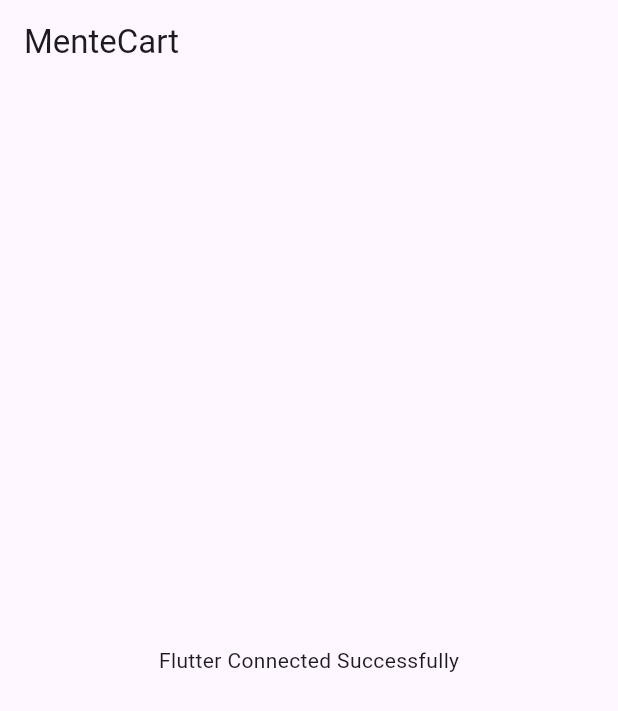
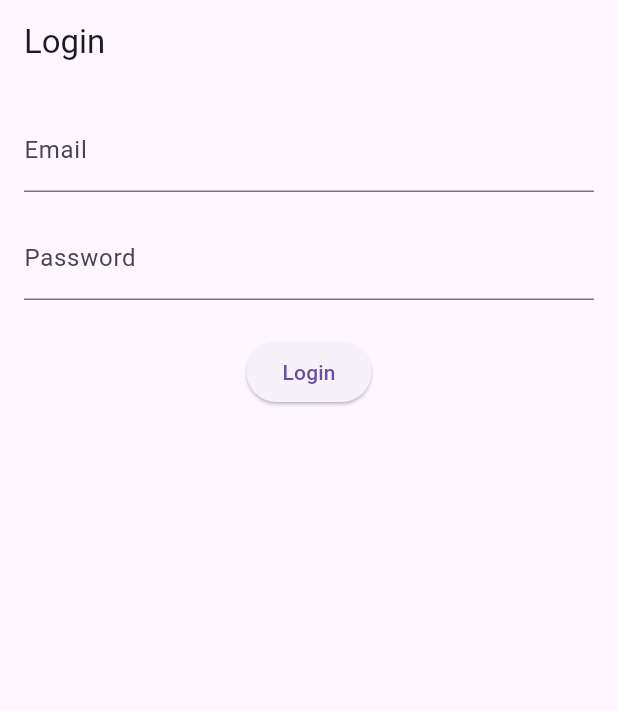
Before and after one commit to MohammedAqeel18/MenteCart, a Flutter app: the screen it shows after launch, on a phone screen of 412 x 824 dp. Shown: the top 711 px of the screen. Run offline on Flutter 3.47's test engine with Material 3 defaults, Android fonts, the phone set to English and light mode, and no system bars; our stand-ins replace dio, equatable, flutter_bloc.

Commit message:
feat: implement Flutter authentication flow with Bloc and API intergration

```diff
--- /dev/null
+++ b/mentecart/mobile/lib/core/network/dio_client.dart
@@ -0,0 +1,23 @@
+import 'package:dio/dio.dart';
+import 'package:flutter/foundation.dart';
+
+class DioClient {
+  static final Dio dio = Dio(
+    BaseOptions(
+      baseUrl: _baseUrl,
+      connectTimeout: const Duration(seconds: 10),
+      receiveTimeout: const Duration(seconds: 10),
+      headers: {
+        'Content-Type': 'application/json',
+      },
+       ),
+  );
+
+  static String get _baseUrl {
+  if(kIsWeb) return 'http://localhost:5000/api';
+
+  return defaultTargetPlatform == TargetPlatform.android
+  ?'http://10.0.2.2:5000/api'
+  :'http://localhost:5000/api';
+}
+}
--- /dev/null
+++ b/mentecart/mobile/lib/features/auth/bloc/auth_bloc.dart
@@ -0,0 +1,40 @@
+import 'package:flutter_bloc/flutter_bloc.dart';
+import 'package:mobile/features/auth/bloc/auth_event.dart';
+import 'package:mobile/features/auth/bloc/auth_state.dart';
+import 'package:mobile/features/auth/data/repositories/auth_repository.dart';
+
+export  'auth_event.dart';
+export  'auth_state.dart';
+
+class AuthBloc
+  extends Bloc<AuthEvent, AuthState> {
+
+    final AuthRepository repository;
+
+    AuthBloc(this.repository)
+    :super (AuthInitial()){
+
+      on<LoginRequested>(_onLogin);
+
+    }
+
+    Future<void> _onLogin(
+      LoginRequested event,
+      Emitter<AuthState> emit,
+    ) async {
+      try{
+
+        emit(AuthLoading());
+
+        final token = await repository.login(
+          email: event.email,
+          password: event.password,
+        );
+
+        emit(AuthSuccess(token));
+      }catch(e) {
+        emit(AuthFailure(e.toString()));
+      }
+    }
+
+}
--- /dev/null
+++ b/mentecart/mobile/lib/features/auth/bloc/auth_event.dart
@@ -0,0 +1,21 @@
+import 'package:equatable/equatable.dart';
+
+abstract class AuthEvent
+  extends Equatable {
+    @override
+    List<Object> get props =>[];
+  }
+
+  class LoginRequested extends AuthEvent{
+    final String email;
+    final String password;
+
+    LoginRequested({
+      required this.email,
+      required this.password,
+    });
+
+    @override
+    List <Object> get props =>
+      [email,password];
+    }
--- /dev/null
+++ b/mentecart/mobile/lib/features/auth/bloc/auth_state.dart
@@ -0,0 +1,30 @@
+import 'package:equatable/equatable.dart';
+
+abstract class AuthState
+  extends Equatable {
+    @override
+    List<Object> get props => [];
+  }
+
+  class AuthInitial extends AuthState{}
+
+  class AuthLoading extends AuthState{}
+
+  class AuthSuccess extends AuthState {
+
+    final String token;
+
+    AuthSuccess(this.token);
+
+    @override
+    List<Object> get props => [token];
+  }
+
+  class AuthFailure extends AuthState {
+    final String message;
+
+    AuthFailure(this.message);
+
+    @override
+    List<Object> get props => [message];
+  }
--- /dev/null
+++ b/mentecart/mobile/lib/features/auth/data/models/auth_reponse_model.dart
@@ -0,0 +1,15 @@
+class AuthReponseModel {
+  final String token;
+
+  AuthReponseModel({
+    required this.token,
+  });
+
+  factory AuthReponseModel.from(
+    Map<String, dynamic>json,
+  ){
+    return AuthReponseModel(
+      token: json['token'],
+    );
+  }
+}
--- /dev/null
+++ b/mentecart/mobile/lib/features/auth/data/repositories/auth_repository.dart
@@ -0,0 +1,39 @@
+import 'package:dio/dio.dart';
+import 'package:mobile/core/network/dio_client.dart';
+
+class AuthRepository {
+  final Dio dio = DioClient.dio;
+
+  Future<String> login({
+    required String email,
+    required String password,
+  }) async {
+    final response = await dio.post(
+      '/auth/login',
+      data: {
+        'email':email,
+        'password':password,
+      },
+    );
+
+    return response.data['data']['token'];
+  }
+
+  Future<String> signup({
+    required String name,
+    required String email,
+    required String password,
+  }) async {
+    final response = await dio.post(
+      '/auth/signup',
+      data: {
+        'name':name,
+        'email':email,
+        'password':password,
+      },
+    );
+
+    return response.data['data']['token'];
+  }
+
+}
--- /dev/null
+++ b/mentecart/mobile/lib/features/auth/presentation/screens/login_screen.dart
@@ -0,0 +1,107 @@
+import 'package:flutter/material.dart';
+import 'package:flutter_bloc/flutter_bloc.dart';
+
+import 'package:mobile/features/auth/bloc/auth_bloc.dart';
+
+class LoginScreen extends StatefulWidget {
+  const LoginScreen({super.key});
+
+  @override
+  State<LoginScreen> createState() =>
+      _LoginScreenState();
+}
+
+class _LoginScreenState
+    extends State<LoginScreen> {
+
+  final emailController =
+      TextEditingController();
+
+  final passwordController =
+      TextEditingController();
+
+  @override
+  Widget build(BuildContext context) {
+    return Scaffold(
+      appBar: AppBar(
+        title: const Text("Login"),
+      ),
+
+      body: Padding(
+        padding: const EdgeInsets.all(16),
+
+        child: BlocConsumer<AuthBloc,
+            AuthState>(
+          listener: (context, state) {
+            if (state is AuthSuccess) {
+              ScaffoldMessenger.of(context)
+                  .showSnackBar(
+                const SnackBar(
+                  content:
+                      Text("Login Success"),
+                ),
+              );
+            }
+
+            if (state is AuthFailure) {
+              ScaffoldMessenger.of(context)
+                  .showSnackBar(
+                SnackBar(
+                  content:
+                      Text(state.message),
+                ),
+              );
+            }
+          },
+
+          builder: (context, state) {
+            return Column(
+              children: [
+                TextField(
+                  controller:
+                      emailController,
+                  decoration:
+                      const InputDecoration(
+                    labelText: "Email",
+                  ),
+                ),
+
+                const SizedBox(height: 16),
+
+                TextField(
+                  controller:
+                      passwordController,
+                  obscureText: true,
+                  decoration:
+                      const InputDecoration(
+                    labelText: "Password",
+                  ),
+                ),
+
+                const SizedBox(height: 24),
+
+                ElevatedButton(
+                  onPressed: () {
+                    context.read<AuthBloc>().add(
+                          LoginRequested(
+                            email:
+                                emailController
+                                    .text,
+                            password:
+                                passwordController
+                                    .text,
+                          ),
+                        );
+                  },
+                  child: state is AuthLoading
+                      ? const CircularProgressIndicator()
+                      : const Text("Login"),
+                ),
+              ],
+            );
+          },
+        ),
+      ),
+    );
+  }
+}
--- a/mentecart/mobile/lib/main.dart
+++ b/mentecart/mobile/lib/main.dart
@@ -1,29 +1,28 @@
 import 'package:flutter/material.dart';
+import 'package:flutter_bloc/flutter_bloc.dart';
 
+import 'package:mobile/features/auth/bloc/auth_bloc.dart';
+import 'package:mobile/features/auth/data/repositories/auth_repository.dart';
+import 'package:mobile/features/auth/presentation/screens/login_screen.dart';
 
 void main(){
   runApp(const MyApp());
 }
 
 class MyApp extends StatelessWidget{
-  const MyApp({super.key});
 
-  @override
-  Widget build(BuildContext context){
-    return MaterialApp(
-      debugShowCheckedModeBanner: false,
-      title: 'MenteCart',
-      home: Scaffold(
-        appBar: AppBar(
-          title: const Text("MenteCart"),
+const MyApp({super.key});
+
+@override
+Widget build(BuildContext context){
+  return BlocProvider(create: (_) =>
+        AuthBloc(AuthRepository()),
+
+        child: MaterialApp(
+          debugShowCheckedModeBanner: false,
+          home: const LoginScreen(),
         ),
+  );
+}
 
-        body: const Center(
-          child: Text(
-            "Flutter Connected Successfully"
-          ),
-        ),
-      ),
-    );
-  }
 }
```
